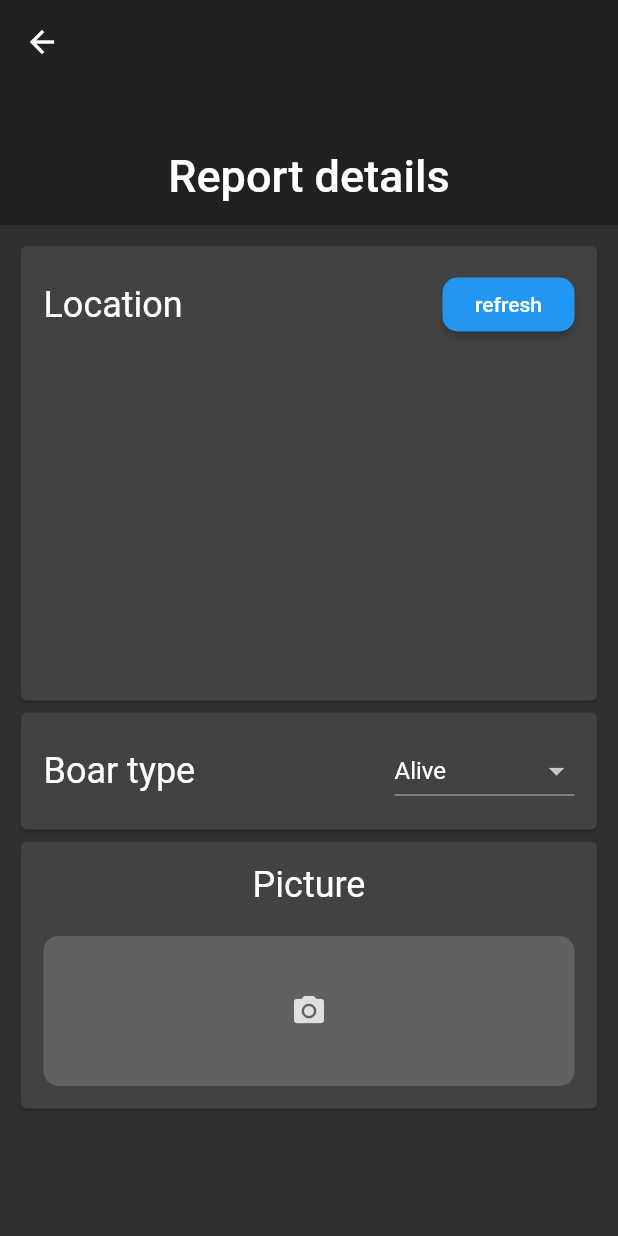
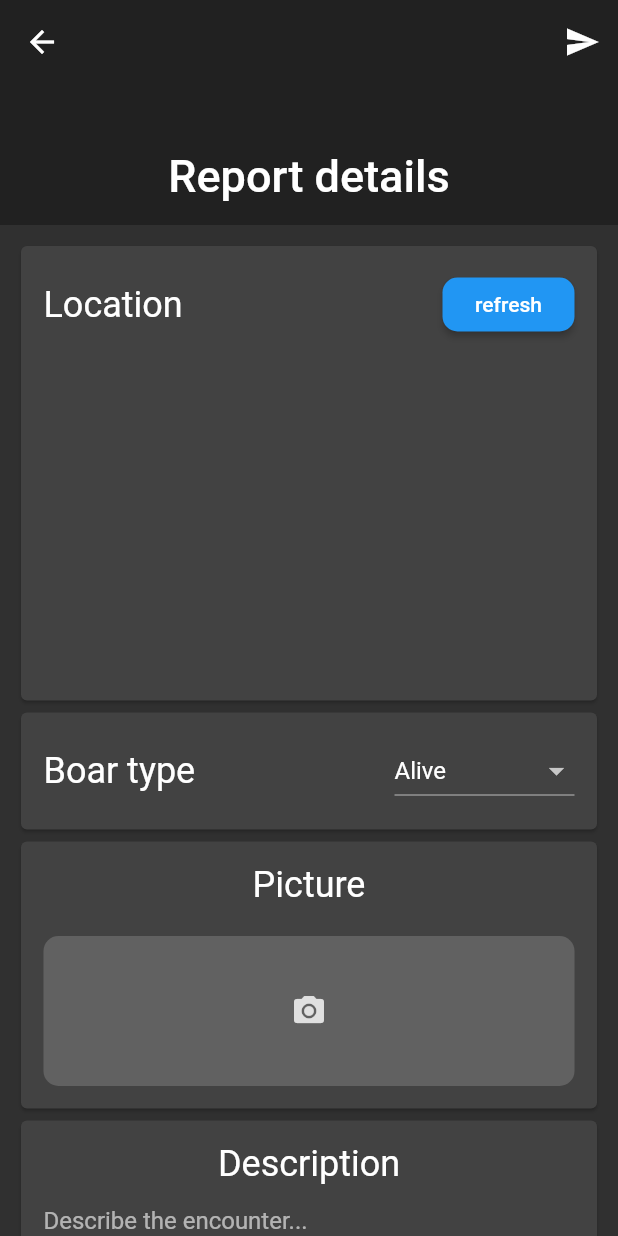
Before and after one commit to Hypest-Software/alpha-mobile, a Flutter app: the BoarReportScreen screen opened directly with empty values, on a phone screen of 412 x 824 dp. Run offline on Flutter 3.47's test engine with Material 2 defaults, Android fonts, the phone set to English and light mode, and no system bars; our stand-ins replace google_maps_flutter, image_picker, location, modal_bottom_sheet.

Commit message:
Add description field

```diff
--- a/lib/ui/boar_report_screen.dart
+++ b/lib/ui/boar_report_screen.dart
@@ -58,6 +58,14 @@ class _BoarReportScreenState extends State<BoarReportScreen> {
               centerTitle: true,
               title: Text('Report details'),
             ),
+            actions: [
+              IconButton(
+                icon: Icon(Icons.send),
+                onPressed: () {
+
+                }
+              )
+            ],
           ),
           SliverList(
             delegate: SliverChildListDelegate([
@@ -71,6 +79,7 @@ class _BoarReportScreenState extends State<BoarReportScreen> {
                       _locationSection(),
                       _boarTypeSection(),
                       _pictureSection(),
+                      _descriptionSection()
                     ],
                   ),
                 ),
@@ -178,6 +187,20 @@ class _BoarReportScreenState extends State<BoarReportScreen> {
     ]);
   }
 
+  Widget _descriptionSection() {
+    return _sectionCard([
+      _sectionHeader(context, 'Description'),
+      TextFormField(
+        maxLines: null, // default is 1, this enables multiline
+        decoration: InputDecoration(
+            hintText: 'Describe the encounter...'),
+        onChanged: (value) async {
+          _report.description = value;
+        },
+      )
+    ]);
+  }
+
   Widget _imagePickerModal() {
     return BasicModalSheet(
       header: ModalSheetHeader(
```
